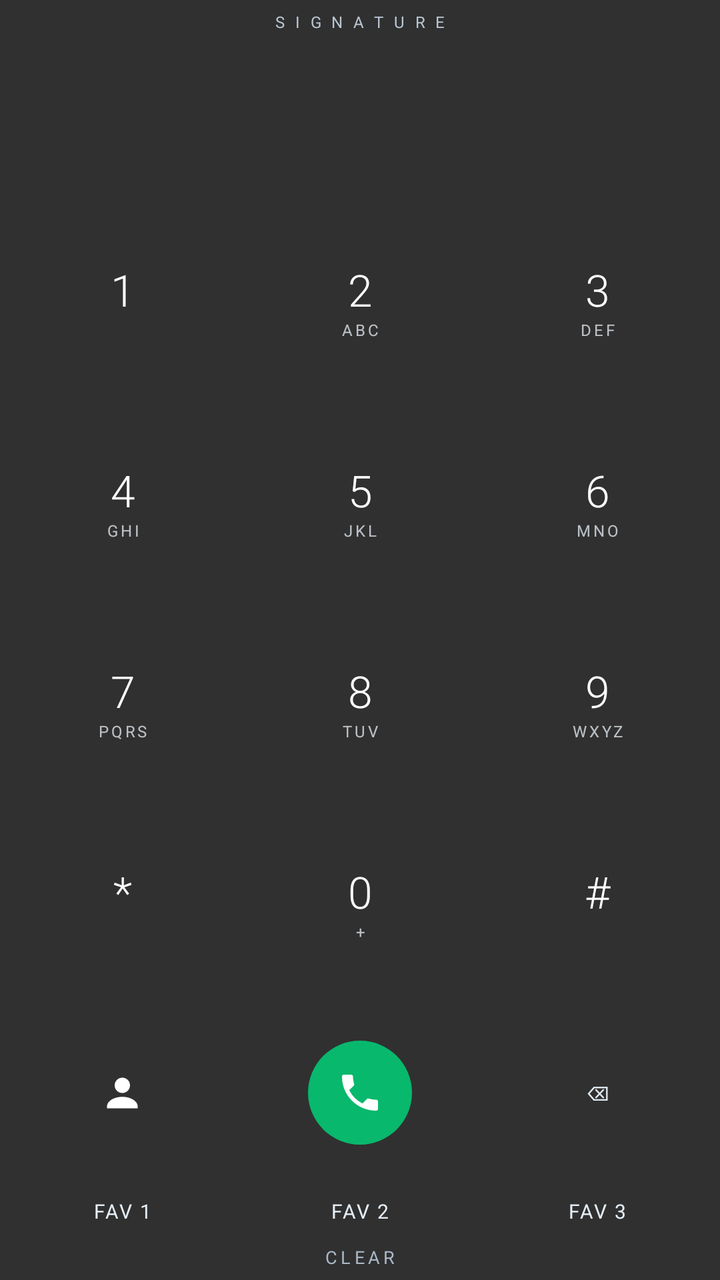
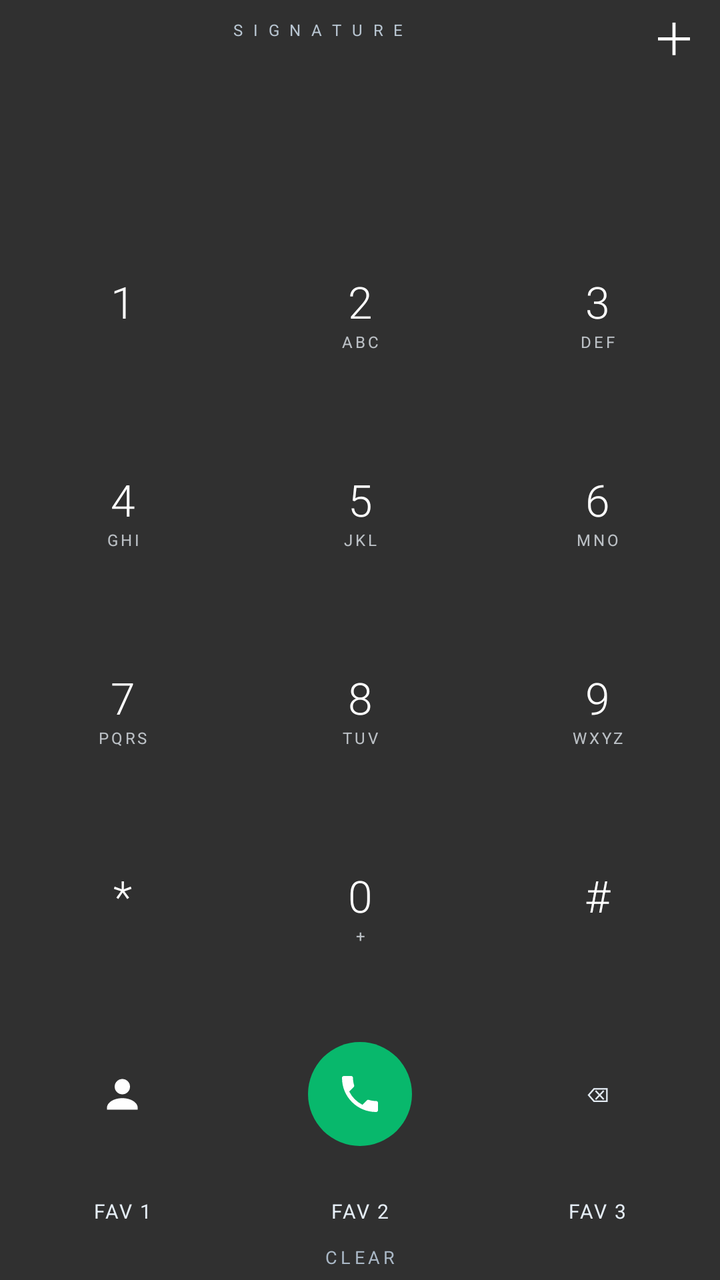

Compare the two renders of this Android layout. The source of the first and the diff that turns it into the second are given below.
<!-- AndroidManifest.xml: application theme android:Theme.Material.NoActionBar -->
<!-- res/layout/widget.xml -->
<LinearLayout xmlns:android="http://schemas.android.com/apk/res/android" android:layout_width="match_parent" android:layout_height="match_parent" android:orientation="vertical" android:gravity="center" android:background="@android:color/transparent" android:padding="2dp">
<TextView android:id="@+id/match" android:layout_width="match_parent" android:layout_height="18dp" android:text="S I G N A T U R E" android:textSize="8sp" android:letterSpacing="0.2" android:textColor="#B8C5D1" android:gravity="center"/>
<TextView android:id="@+id/display" android:layout_width="match_parent" android:layout_height="0dp" android:layout_weight="0.8" android:gravity="center" android:textColor="#FFFFFF" android:textSize="22sp" android:singleLine="true" android:ellipsize="start" android:fontFamily="sans-serif-light"/>
<LinearLayout android:layout_width="match_parent" android:layout_height="0dp" android:layout_weight="1" android:orientation="horizontal"><LinearLayout android:id="@+id/k1" android:layout_width="0dp" android:layout_height="match_parent" android:layout_weight="1" android:orientation="vertical" android:gravity="center" android:background="@android:color/transparent"><TextView style="@style/Number" android:text="1"/><TextView style="@style/Letters" android:text=" "/></LinearLayout><LinearLayout android:id="@+id/k2" android:layout_width="0dp" android:layout_height="match_parent" android:layout_weight="1" android:orientation="vertical" android:gravity="center" android:background="@android:color/transparent"><TextView style="@style/Number" android:text="2"/><TextView style="@style/Letters" android:text="ABC"/></LinearLayout><LinearLayout android:id="@+id/k3" android:layout_width="0dp" android:layout_height="match_parent" android:layout_weight="1" android:orientation="vertical" android:gravity="center" android:background="@android:color/transparent"><TextView style="@style/Number" android:text="3"/><TextView style="@style/Letters" android:text="DEF"/></LinearLayout></LinearLayout><LinearLayout android:layout_width="match_parent" android:layout_height="0dp" android:layout_weight="1" android:orientation="horizontal"><LinearLayout android:id="@+id/k4" android:layout_width="0dp" android:layout_height="match_parent" android:layout_weight="1" android:orientation="vertical" android:gravity="center" android:background="@android:color/transparent"><TextView style="@style/Number" android:text="4"/><TextView style="@style/Letters" android:text="GHI"/></LinearLayout><LinearLayout android:id="@+id/k5" android:layout_width="0dp" android:layout_height="match_parent" android:layout_weight="1" android:orientation="vertical" android:gravity="center" android:background="@android:color/transparent"><TextView style="@style/Number" android:text="5"/><TextView style="@style/Letters" android:text="JKL"/></LinearLayout><LinearLayout android:id="@+id/k6" android:layout_width="0dp" android:layout_height="match_parent" android:layout_weight="1" android:orientation="vertical" android:gravity="center" android:background="@android:color/transparent"><TextView style="@style/Number" android:text="6"/><TextView style="@style/Letters" android:text="MNO"/></LinearLayout></LinearLayout><LinearLayout android:layout_width="match_parent" android:layout_height="0dp" android:layout_weight="1" android:orientation="horizontal"><LinearLayout android:id="@+id/k7" android:layout_width="0dp" android:layout_height="match_parent" android:layout_weight="1" android:orientation="vertical" android:gravity="center" android:background="@android:color/transparent"><TextView style="@style/Number" android:text="7"/><TextView style="@style/Letters" android:text="PQRS"/></LinearLayout><LinearLayout android:id="@+id/k8" android:layout_width="0dp" android:layout_height="match_parent" android:layout_weight="1" android:orientation="vertical" android:gravity="center" android:background="@android:color/transparent"><TextView style="@style/Number" android:text="8"/><TextView style="@style/Letters" android:text="TUV"/></LinearLayout><LinearLayout android:id="@+id/k9" android:layout_width="0dp" android:layout_height="match_parent" android:layout_weight="1" android:orientation="vertical" android:gravity="center" android:background="@android:color/transparent"><TextView style="@style/Number" android:text="9"/><TextView style="@style/Letters" android:text="WXYZ"/></LinearLayout></LinearLayout><LinearLayout android:layout_width="match_parent" android:layout_height="0dp" android:layout_weight="1" android:orientation="horizontal"><LinearLayout android:id="@+id/star" android:layout_width="0dp" android:layout_height="match_parent" android:layout_weight="1" android:orientation="vertical" android:gravity="center" android:background="@android:color/transparent"><TextView style="@style/Number" android:text="*"/><TextView style="@style/Letters" android:text=" "/></LinearLayout><LinearLayout android:id="@+id/k0" android:layout_width="0dp" android:layout_height="match_parent" android:layout_weight="1" android:orientation="vertical" android:gravity="center" android:background="@android:color/transparent"><TextView style="@style/Number" android:text="0"/><TextView style="@style/Letters" android:text="+"/></LinearLayout><LinearLayout android:id="@+id/hash" android:layout_width="0dp" android:layout_height="match_parent" android:layout_weight="1" android:orientation="vertical" android:gravity="center" android:background="@android:color/transparent"><TextView style="@style/Number" android:text="#"/><TextView style="@style/Letters" android:text=" "/></LinearLayout></LinearLayout><LinearLayout android:layout_width="match_parent" android:layout_height="0dp" android:layout_weight="0.9" android:orientation="horizontal" android:gravity="center_vertical"><FrameLayout android:id="@+id/contacts" android:layout_width="0dp" android:layout_height="match_parent" android:layout_weight="1"><ImageView android:layout_width="23dp" android:layout_height="23dp" android:layout_gravity="center" android:src="@drawable/ic_signature_contacts" android:contentDescription="Contacts"/></FrameLayout><FrameLayout android:id="@+id/call" android:layout_width="0dp" android:layout_height="match_parent" android:layout_weight="1"><ImageView android:layout_width="52dp" android:layout_height="52dp" android:layout_gravity="center" android:padding="14dp" android:background="@drawable/bg_signature_call" android:src="@drawable/ic_signature_phone" android:contentDescription="Call"/></FrameLayout><TextView android:id="@+id/delete" style="@style/SmallKey" android:text="⌫"/></LinearLayout><LinearLayout android:layout_width="match_parent" android:layout_height="28dp" android:orientation="horizontal"><TextView android:id="@+id/fav1" style="@style/SmallKey" android:text="FAV 1"/><TextView android:id="@+id/fav2" style="@style/SmallKey" android:text="FAV 2"/><TextView android:id="@+id/fav3" style="@style/SmallKey" android:text="FAV 3"/></LinearLayout><TextView android:id="@+id/clear" android:layout_width="match_parent" android:layout_height="18dp" android:text="CLEAR" android:gravity="center" android:textSize="9sp" android:letterSpacing="0.2" android:textColor="#AAB8C6"/></LinearLayout>
<!-- resources referenced by this layout -->
<resources>
  <!-- drawable bg_signature_call (drawable) -->
  <shape xmlns:android="http://schemas.android.com/apk/res/android" android:shape="oval"><solid android:color="#FF08B86C"/></shape>
  <!-- drawable ic_signature_contacts (drawable) -->
  <vector xmlns:android="http://schemas.android.com/apk/res/android" android:width="24dp" android:height="24dp" android:viewportWidth="24" android:viewportHeight="24"><path android:fillColor="#FFFFFFFF" android:pathData="M12,12a4,4 0,1 0,0 -8a4,4 0,0 0,0 8zM12,14c-4.42,0 -8,2.24 -8,5v1h16v-1c0,-2.76 -3.58,-5 -8,-5z"/></vector>
  <!-- drawable ic_signature_phone (drawable) -->
  <vector xmlns:android="http://schemas.android.com/apk/res/android" android:width="26dp" android:height="26dp" android:viewportWidth="24" android:viewportHeight="24"><path android:fillColor="#FFFFFFFF" android:pathData="M6.62,10.79a15.05,15.05 0,0 0,6.59 6.59l2.2,-2.2a1,1 0,0 1,1.02 -0.24c1.12,0.37 2.32,0.56 3.57,0.56a1,1 0,0 1,1 1V20a1,1 0,0 1,-1 1C10.61,21 3,13.39 3,4a1,1 0,0 1,1 -1h3.5a1,1 0,0 1,1 1c0,1.25 0.2,2.45 0.56,3.57a1,1 0,0 1,-0.25 1.02z"/></vector>
  <style name="Letters"><item name="android:layout_width">match_parent</item><item name="android:layout_height">wrap_content</item><item name="android:gravity">center</item><item name="android:textSize">8sp</item><item name="android:letterSpacing">0.16</item><item name="android:textColor">#CCDFE5EB</item></style>
  <style name="Number"><item name="android:layout_width">match_parent</item><item name="android:layout_height">wrap_content</item><item name="android:gravity">center</item><item name="android:textSize">22sp</item><item name="android:fontFamily">sans-serif-light</item><item name="android:textColor">#FFFFFFFF</item></style>
  <style name="SmallKey"><item name="android:layout_width">0dp</item><item name="android:layout_height">match_parent</item><item name="android:layout_weight">1</item><item name="android:gravity">center</item><item name="android:textSize">10sp</item><item name="android:letterSpacing">0.08</item><item name="android:textColor">#FFE5EDF5</item><item name="android:background">@android:color/transparent</item></style>
</resources>

<!-- the commit's change to res/layout/widget.xml (unified diff, before → after) -->
@@ -1,4 +1,4 @@
 <LinearLayout xmlns:android="http://schemas.android.com/apk/res/android" android:layout_width="match_parent" android:layout_height="match_parent" android:orientation="vertical" android:gravity="center" android:background="@android:color/transparent" android:padding="2dp">
-<TextView android:id="@+id/match" android:layout_width="match_parent" android:layout_height="18dp" android:text="S I G N A T U R E" android:textSize="8sp" android:letterSpacing="0.2" android:textColor="#B8C5D1" android:gravity="center"/>
-<TextView android:id="@+id/display" android:layout_width="match_parent" android:layout_height="0dp" android:layout_weight="0.8" android:gravity="center" android:textColor="#FFFFFF" android:textSize="22sp" android:singleLine="true" android:ellipsize="start" android:fontFamily="sans-serif-light"/>
+<LinearLayout android:layout_width="match_parent" android:layout_height="26dp" android:orientation="horizontal" android:gravity="center_vertical"><TextView android:id="@+id/match" android:layout_width="0dp" android:layout_weight="1" android:layout_height="match_parent" android:text="S I G N A T U R E" android:textSize="8sp" android:letterSpacing="0.2" android:textColor="#B8C5D1" android:gravity="center"/><TextView android:id="@+id/add_contact" android:layout_width="42dp" android:layout_height="match_parent" android:gravity="center" android:text="＋" android:textSize="22sp" android:textColor="#FFFFFF" android:contentDescription="Add number to contacts"/></LinearLayout>
+<LinearLayout android:layout_width="match_parent" android:layout_height="0dp" android:layout_weight="0.8" android:orientation="horizontal" android:gravity="center_vertical"><TextView android:id="@+id/display" android:layout_width="0dp" android:layout_weight="1" android:layout_height="match_parent" android:gravity="center" android:textColor="#FFFFFF" android:textSize="22sp" android:singleLine="true" android:ellipsize="start" android:fontFamily="sans-serif-light" android:contentDescription="Tap number for copy option"/><TextView android:id="@+id/copy" android:layout_width="48dp" android:layout_height="match_parent" android:gravity="center" android:text="COPY" android:textSize="10sp" android:textColor="#FFFFFF" android:visibility="gone" android:contentDescription="Copy phone number"/></LinearLayout>
 <LinearLayout android:layout_width="match_parent" android:layout_height="0dp" android:layout_weight="1" android:orientation="horizontal"><LinearLayout android:id="@+id/k1" android:layout_width="0dp" android:layout_height="match_parent" android:layout_weight="1" android:orientation="vertical" android:gravity="center" android:background="@android:color/transparent"><TextView style="@style/Number" android:text="1"/><TextView style="@style/Letters" android:text=" "/></LinearLayout><LinearLayout android:id="@+id/k2" android:layout_width="0dp" android:layout_height="match_parent" android:layout_weight="1" android:orientation="vertical" android:gravity="center" android:background="@android:color/transparent"><TextView style="@style/Number" android:text="2"/><TextView style="@style/Letters" android:text="ABC"/></LinearLayout><LinearLayout android:id="@+id/k3" android:layout_width="0dp" android:layout_height="match_parent" android:layout_weight="1" android:orientation="vertical" android:gravity="center" android:background="@android:color/transparent"><TextView style="@style/Number" android:text="3"/><TextView style="@style/Letters" android:text="DEF"/></LinearLayout></LinearLayout><LinearLayout android:layout_width="match_parent" android:layout_height="0dp" android:layout_weight="1" android:orientation="horizontal"><LinearLayout android:id="@+id/k4" android:layout_width="0dp" android:layout_height="match_parent" android:layout_weight="1" android:orientation="vertical" android:gravity="center" android:background="@android:color/transparent"><TextView style="@style/Number" android:text="4"/><TextView style="@style/Letters" android:text="GHI"/></LinearLayout><LinearLayout android:id="@+id/k5" android:layout_width="0dp" android:layout_height="match_parent" android:layout_weight="1" android:orientation="vertical" android:gravity="center" android:background="@android:color/transparent"><TextView style="@style/Number" android:text="5"/><TextView style="@style/Letters" android:text="JKL"/></LinearLayout><LinearLayout android:id="@+id/k6" android:layout_width="0dp" android:layout_height="match_parent" android:layout_weight="1" android:orientation="vertical" android:gravity="center" android:background="@android:color/transparent"><TextView style="@style/Number" android:text="6"/><TextView style="@style/Letters" android:text="MNO"/></LinearLayout></LinearLayout><LinearLayout android:layout_width="match_parent" android:layout_height="0dp" android:layout_weight="1" android:orientation="horizontal"><LinearLayout android:id="@+id/k7" android:layout_width="0dp" android:layout_height="match_parent" android:layout_weight="1" android:orientation="vertical" android:gravity="center" android:background="@android:color/transparent"><TextView style="@style/Number" android:text="7"/><TextView style="@style/Letters" android:text="PQRS"/></LinearLayout><LinearLayout android:id="@+id/k8" android:layout_width="0dp" android:layout_height="match_parent" android:layout_weight="1" android:orientation="vertical" android:gravity="center" android:background="@android:color/transparent"><TextView style="@style/Number" android:text="8"/><TextView style="@style/Letters" android:text="TUV"/></LinearLayout><LinearLayout android:id="@+id/k9" android:layout_width="0dp" android:layout_height="match_parent" android:layout_weight="1" android:orientation="vertical" android:gravity="center" android:background="@android:color/transparent"><TextView style="@style/Number" android:text="9"/><TextView style="@style/Letters" android:text="WXYZ"/></LinearLayout></LinearLayout><LinearLayout android:layout_width="match_parent" android:layout_height="0dp" android:layout_weight="1" android:orientation="horizontal"><LinearLayout android:id="@+id/star" android:layout_width="0dp" android:layout_height="match_parent" android:layout_weight="1" android:orientation="vertical" android:gravity="center" android:background="@android:color/transparent"><TextView style="@style/Number" android:text="*"/><TextView style="@style/Letters" android:text=" "/></LinearLayout><LinearLayout android:id="@+id/k0" android:layout_width="0dp" android:layout_height="match_parent" android:layout_weight="1" android:orientation="vertical" android:gravity="center" android:background="@android:color/transparent"><TextView style="@style/Number" android:text="0"/><TextView style="@style/Letters" android:text="+"/></LinearLayout><LinearLayout android:id="@+id/hash" android:layout_width="0dp" android:layout_height="match_parent" android:layout_weight="1" android:orientation="vertical" android:gravity="center" android:background="@android:color/transparent"><TextView style="@style/Number" android:text="#"/><TextView style="@style/Letters" android:text=" "/></LinearLayout></LinearLayout><LinearLayout android:layout_width="match_parent" android:layout_height="0dp" android:layout_weight="0.9" android:orientation="horizontal" android:gravity="center_vertical"><FrameLayout android:id="@+id/contacts" android:layout_width="0dp" android:layout_height="match_parent" android:layout_weight="1"><ImageView android:layout_width="23dp" android:layout_height="23dp" android:layout_gravity="center" android:src="@drawable/ic_signature_contacts" android:contentDescription="Contacts"/></FrameLayout><FrameLayout android:id="@+id/call" android:layout_width="0dp" android:layout_height="match_parent" android:layout_weight="1"><ImageView android:layout_width="52dp" android:layout_height="52dp" android:layout_gravity="center" android:padding="14dp" android:background="@drawable/bg_signature_call" android:src="@drawable/ic_signature_phone" android:contentDescription="Call"/></FrameLayout><TextView android:id="@+id/delete" style="@style/SmallKey" android:text="⌫"/></LinearLayout><LinearLayout android:layout_width="match_parent" android:layout_height="28dp" android:orientation="horizontal"><TextView android:id="@+id/fav1" style="@style/SmallKey" android:text="FAV 1"/><TextView android:id="@+id/fav2" style="@style/SmallKey" android:text="FAV 2"/><TextView android:id="@+id/fav3" style="@style/SmallKey" android:text="FAV 3"/></LinearLayout><TextView android:id="@+id/clear" android:layout_width="match_parent" android:layout_height="18dp" android:text="CLEAR" android:gravity="center" android:textSize="9sp" android:letterSpacing="0.2" android:textColor="#AAB8C6"/></LinearLayout>
